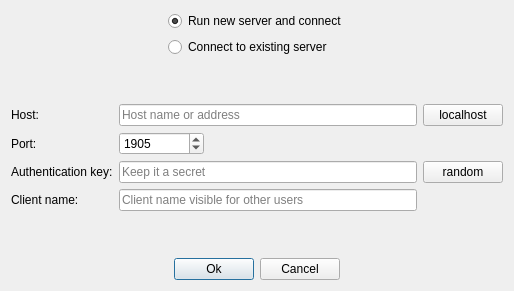
codilime/veles, file src/ui/connectiondialog.ui: the form before one commit.
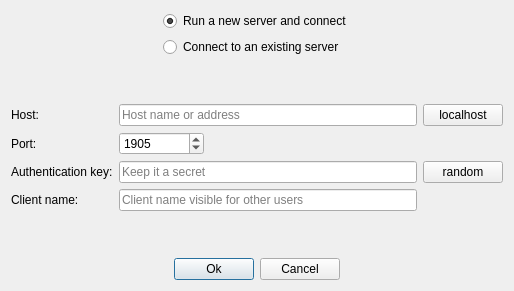
The form after the commit.

Commit message: ConnectionManager - menu

```diff
--- a/src/ui/connectiondialog.ui
+++ b/src/ui/connectiondialog.ui
@@ -37,7 +37,7 @@
        <item>
         <widget class="QRadioButton" name="new_server_radio_button">
          <property name="text">
-          <string>Run new server and connect</string>
+          <string>Run a new server and connect</string>
          </property>
          <property name="checked">
           <bool>true</bool>
@@ -50,7 +50,7 @@
        <item>
         <widget class="QRadioButton" name="existing_server_radio_button">
          <property name="text">
-          <string>Connect to existing server</string>
+          <string>Connect to an existing server</string>
          </property>
          <attribute name="buttonGroup">
           <string notr="true">connectionButtonGroup</string>
```
The commit also changes 2 other files.
